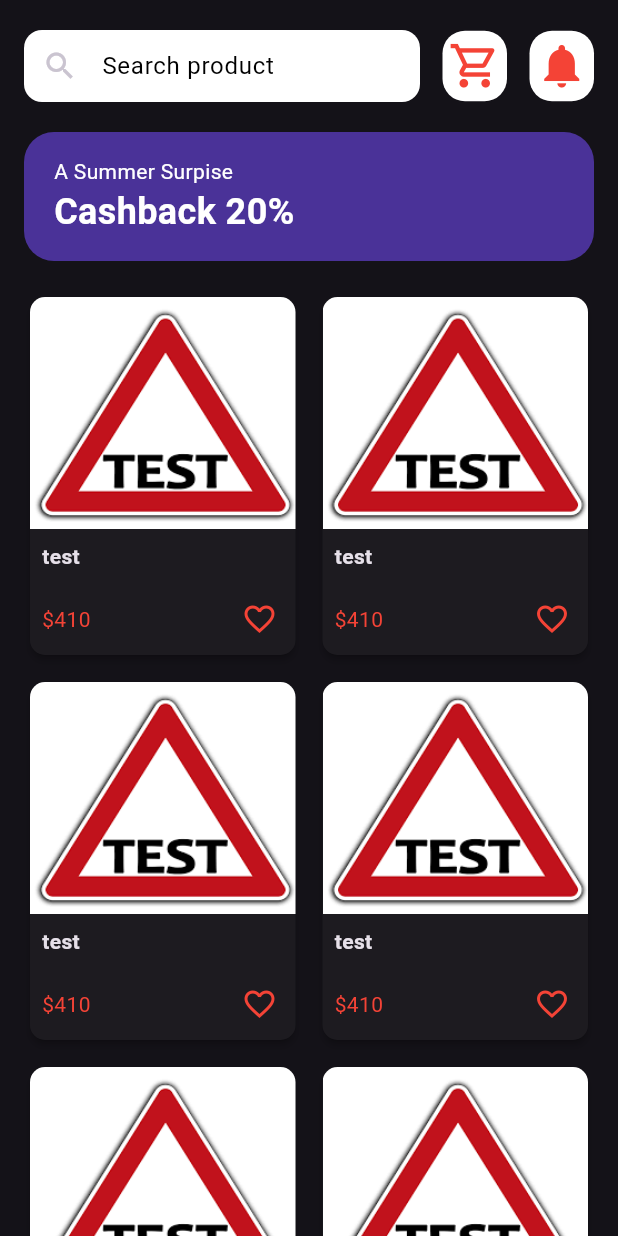
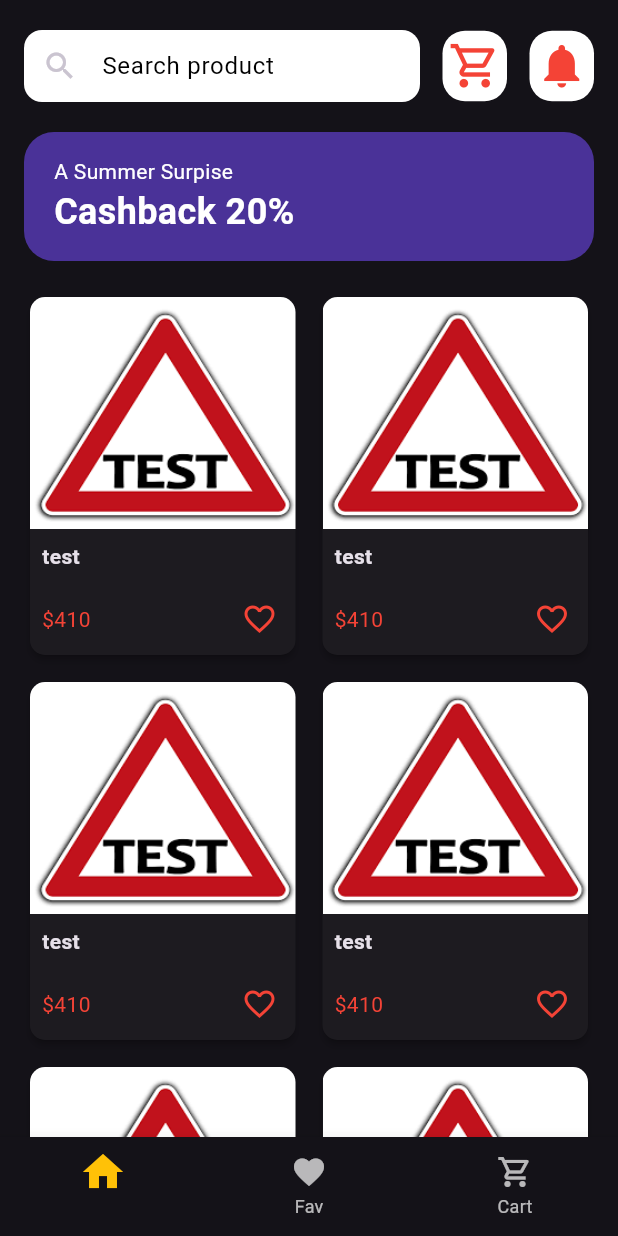
Before and after one commit to EbrahemHashem/shop_app, a Flutter app: the screen it shows after launch, on a phone screen of 412 x 824 dp. Run offline on Flutter 3.47's test engine with Material 3 defaults, Android fonts, the phone set to English and light mode, and no system bars.

Commit message:
finish bottom navigation bar

```diff
--- /dev/null
+++ b/lib/features/home/presentation/views/custom_bottom_navigation_bar.dart
@@ -0,0 +1,37 @@
+import 'package:flutter/material.dart';
+
+class CustomBottomNavigationBar extends StatefulWidget {
+  const CustomBottomNavigationBar({super.key});
+
+  @override
+  State<CustomBottomNavigationBar> createState() => _CustomBottomNavigationBarState();
+}
+
+class _CustomBottomNavigationBarState extends State<CustomBottomNavigationBar> {
+  int selectedIndex = 0;
+  @override
+  Widget build(BuildContext context) {
+    return BottomNavigationBar(
+        onTap: (selectedIndex) => setState(() {
+              this.selectedIndex = selectedIndex;
+            }),
+        showSelectedLabels: false,
+        selectedIconTheme: const IconThemeData(size: 32),
+        currentIndex: selectedIndex,
+        selectedItemColor: Colors.amber,
+        items: const [
+          BottomNavigationBarItem(
+            label: "home",
+            icon: Icon(Icons.home),
+          ),
+          BottomNavigationBarItem(
+            label: "Fav",
+            icon: Icon(Icons.favorite),
+          ),
+          BottomNavigationBarItem(
+            label: "Cart",
+            icon: Icon(Icons.shopping_cart_outlined),
+          ),
+        ]);
+  }
+}
--- a/lib/features/home/presentation/views/home_view.dart
+++ b/lib/features/home/presentation/views/home_view.dart
@@ -1,4 +1,5 @@
 import 'package:flutter/material.dart';
+import 'package:shop_app/features/home/presentation/views/custom_bottom_navigation_bar.dart';
 import 'package:shop_app/features/home/presentation/views/widgets/home_view_body.dart';
 
 class HomeView extends StatelessWidget {
@@ -8,6 +9,7 @@ class HomeView extends StatelessWidget {
   Widget build(BuildContext context) {
     return const Scaffold(
       body: HomeViewBody(),
+      bottomNavigationBar: CustomBottomNavigationBar(),
     );
   }
 }
```
